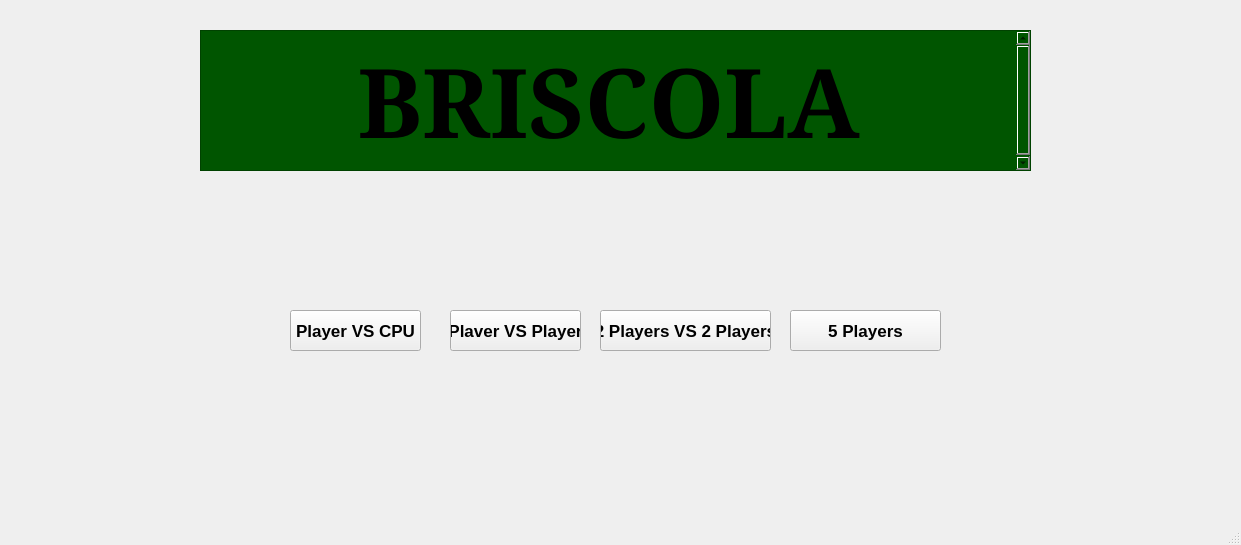
First picture: the form in mainwindow.ui, repository 104games/Qt-Briscola, before the edit.
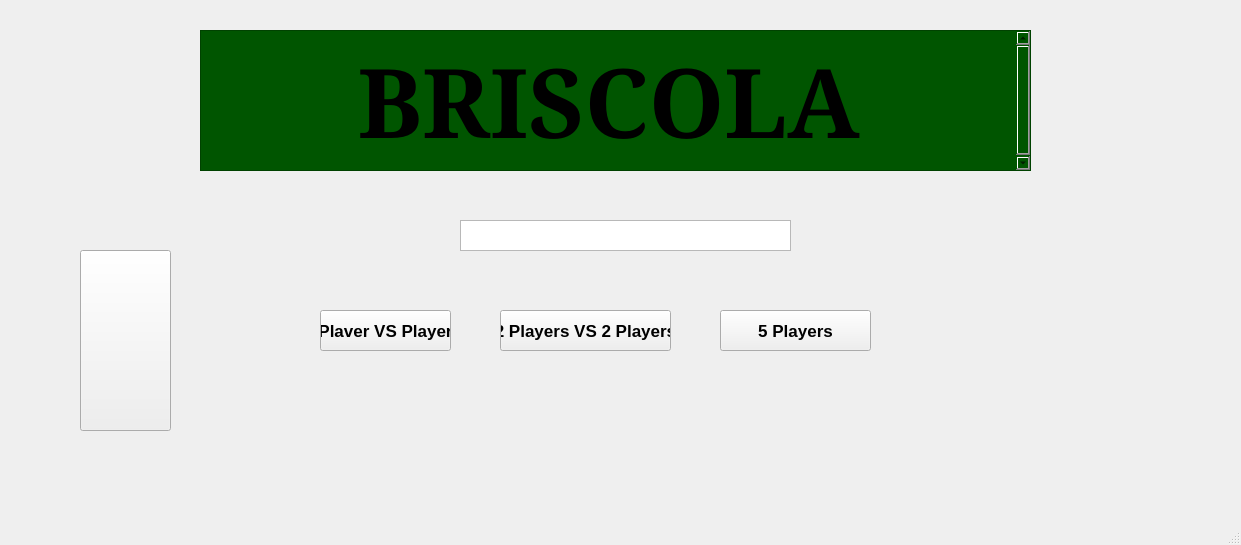
Second picture: the form after the edit.

```diff
--- a/mainwindow.ui
+++ b/mainwindow.ui
@@ -63,23 +63,7 @@
    <widget class="QPushButton" name="mod1">
     <property name="geometry">
      <rect>
-      <x>290</x>
-      <y>310</y>
-      <width>131</width>
-      <height>41</height>
-     </rect>
-    </property>
-    <property name="styleSheet">
-     <string notr="true"/>
-    </property>
-    <property name="text">
-     <string>Player VS CPU</string>
-    </property>
-   </widget>
-   <widget class="QPushButton" name="mod2">
-    <property name="geometry">
-     <rect>
-      <x>450</x>
+      <x>320</x>
       <y>310</y>
       <width>131</width>
       <height>41</height>
@@ -92,7 +76,7 @@
    <widget class="QPushButton" name="mod3">
     <property name="geometry">
      <rect>
-      <x>600</x>
+      <x>500</x>
       <y>310</y>
       <width>171</width>
       <height>41</height>
@@ -105,7 +89,7 @@
    <widget class="QPushButton" name="mod4">
     <property name="geometry">
      <rect>
-      <x>790</x>
+      <x>720</x>
       <y>310</y>
       <width>151</width>
       <height>41</height>
@@ -115,6 +99,29 @@
      <string>5 Players</string>
     </property>
    </widget>
+   <widget class="QPushButton" name="pushButton">
+    <property name="geometry">
+     <rect>
+      <x>80</x>
+      <y>250</y>
+      <width>91</width>
+      <height>181</height>
+     </rect>
+    </property>
+    <property name="text">
+     <string/>
+    </property>
+   </widget>
+   <widget class="QTextEdit" name="name">
+    <property name="geometry">
+     <rect>
+      <x>460</x>
+      <y>220</y>
+      <width>331</width>
+      <height>31</height>
+     </rect>
+    </property>
+   </widget>
   </widget>
   <widget class="QStatusBar" name="statusbar"/>
  </widget>
```
Left out of the diff: 2 changed lines with no effect on the pictures.
